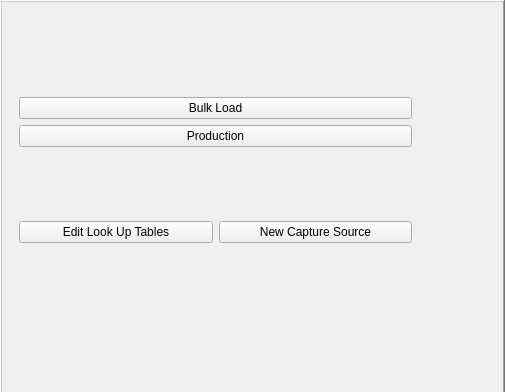
Before: the Qt Designer form buildings/gui/start_up.ui in linz/nz-buildings, drawn with Qt 5; both pictures show x 0 to 505 and y 0 to 392 of the 505 by 671 pixel window.
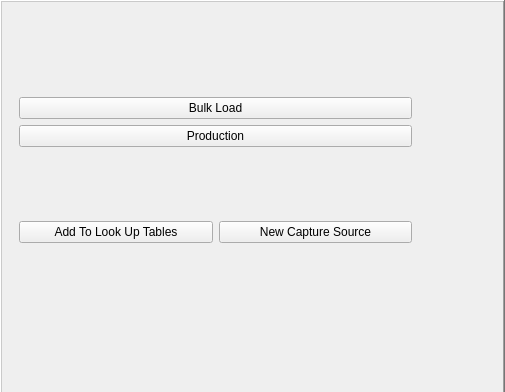
After: the same form once the commit is applied.

Patch:
```diff
--- a/buildings/gui/start_up.ui
+++ b/buildings/gui/start_up.ui
@@ -58,7 +58,7 @@
       <item>
        <widget class="QPushButton" name="btn_new_entry">
         <property name="text">
-         <string>Edit Look Up Tables</string>
+         <string>Add To Look Up Tables</string>
         </property>
        </widget>
       </item>
```
